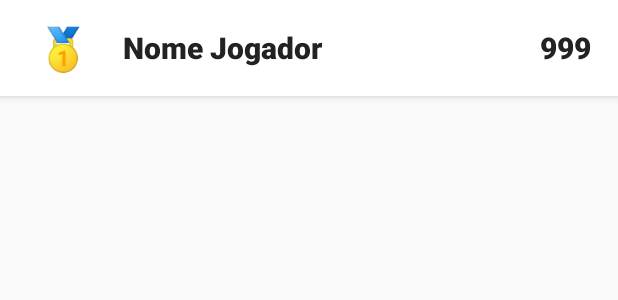
After one commit to ratoooooo/BrainBrawl, an Android app: the layout item_podio.xml on its own in the app's theme, with its tools: preview values and no code run, on a phone screen of 412 x 824 dp. The commit adds this screen. Shown: the top 300 px of the screen. Run offline under Robolectric (Android 15) with nearby library versions, the phone set to English and light mode, and no system bars.

Commit message:
Alterações feita: Agora o jogador com mais resostas corretas vai ser reconhecido com o MVP

```diff
--- a/app/src/main/AndroidManifest.xml
+++ b/app/src/main/AndroidManifest.xml
@@ -11,6 +11,9 @@
         android:roundIcon="@mipmap/ic_launcher_round"
         android:supportsRtl="true"
         android:theme="@style/Theme.BrainBrawl">
+        <activity
+            android:name=".MainActivity2"
+            android:exported="false" />
         <activity
             android:name=".EscolhaCategoriaModosActivity"
             android:exported="false" />
--- /dev/null
+++ b/app/src/main/res/layout/item_podio.xml
@@ -0,0 +1,50 @@
+<?xml version="1.0" encoding="utf-8"?>
+<LinearLayout xmlns:android="http://schemas.android.com/apk/res/android"
+    android:layout_width="match_parent"
+    android:layout_height="64dp"
+    android:orientation="horizontal"
+    android:gravity="center_vertical"
+    android:background="#FFFFFF"
+    android:elevation="4dp"
+    android:layout_marginBottom="10dp"
+    android:paddingStart="18dp"
+    android:paddingEnd="18dp"
+    android:paddingTop="4dp"
+    android:paddingBottom="4dp">
+
+    <TextView
+        android:id="@+id/txt_medalha"
+        android:layout_width="48dp"
+        android:layout_height="48dp"
+        android:gravity="center"
+        android:text="🥇"
+        android:textSize="28sp"
+        android:textStyle="bold"
+        android:fontFamily="sans-serif-black"
+        android:textColor="#FFC400"
+        android:background="@android:color/transparent" />
+
+    <TextView
+        android:id="@+id/txt_nome_jogador"
+        android:layout_width="0dp"
+        android:layout_height="wrap_content"
+        android:layout_weight="1"
+        android:layout_marginStart="16dp"
+        android:layout_marginEnd="16dp"
+        android:text="Nome Jogador"
+        android:textSize="20sp"
+        android:textColor="#222"
+        android:fontFamily="sans-serif-black"
+        android:maxLines="1"
+        android:ellipsize="end"/>
+
+    <TextView
+        android:id="@+id/txt_pontos"
+        android:layout_width="wrap_content"
+        android:layout_height="wrap_content"
+        android:text="999"
+        android:textStyle="bold"
+        android:textColor="#222"
+        android:textSize="20sp"
+        android:fontFamily="sans-serif-black"/>
+</LinearLayout>
--- a/app/src/main/res/values/strings.xml
+++ b/app/src/main/res/values/strings.xml
@@ -31,6 +31,7 @@
     <string name="medalha_segundo">2</string>
     <string name="medalha_terceiro">3</string>
     <string name="voltar">Voltar</string>
+    <string name="jogar_novamente">Jogar Novamente</string>
 
     //Main
     <string name="bem_vindo">Bem-Vindo</string>
```
Also changed, not shown: app/src/main/java/com/example/brainbrawl/JogoActivity.kt (+7 -4 lines), app/src/main/java/com/example/brainbrawl/PontuacoesActivity.kt (+55 -31 lines), app/src/main/res/layout/activity_pontuacao.xml (+14 -1 lines).
